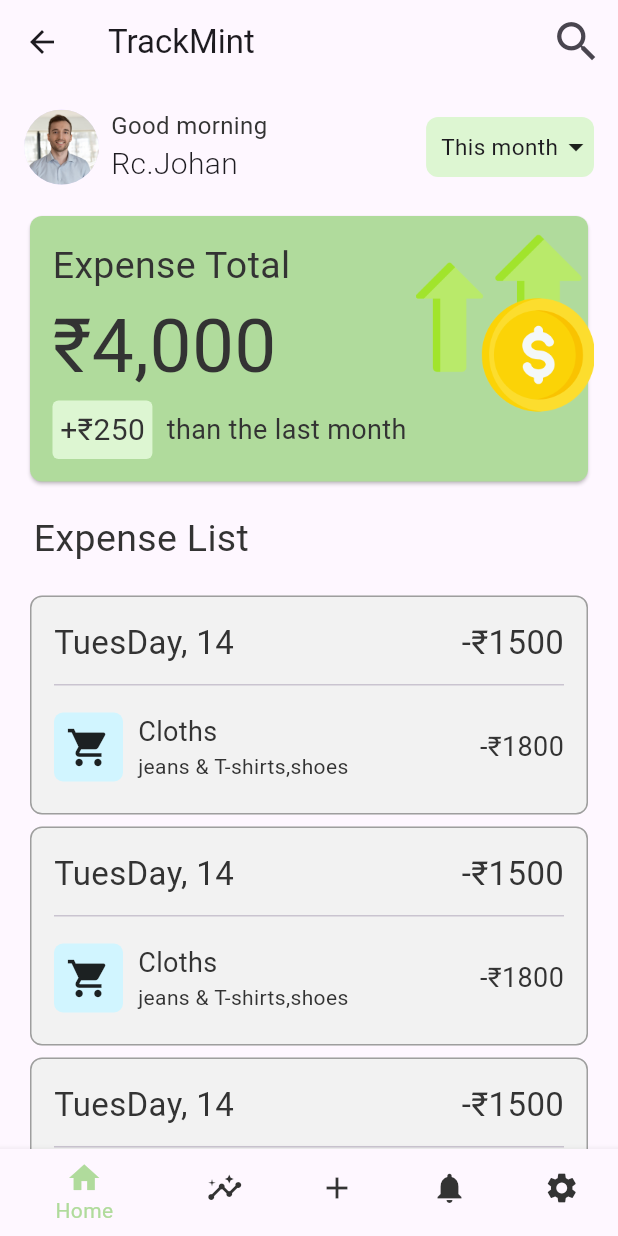
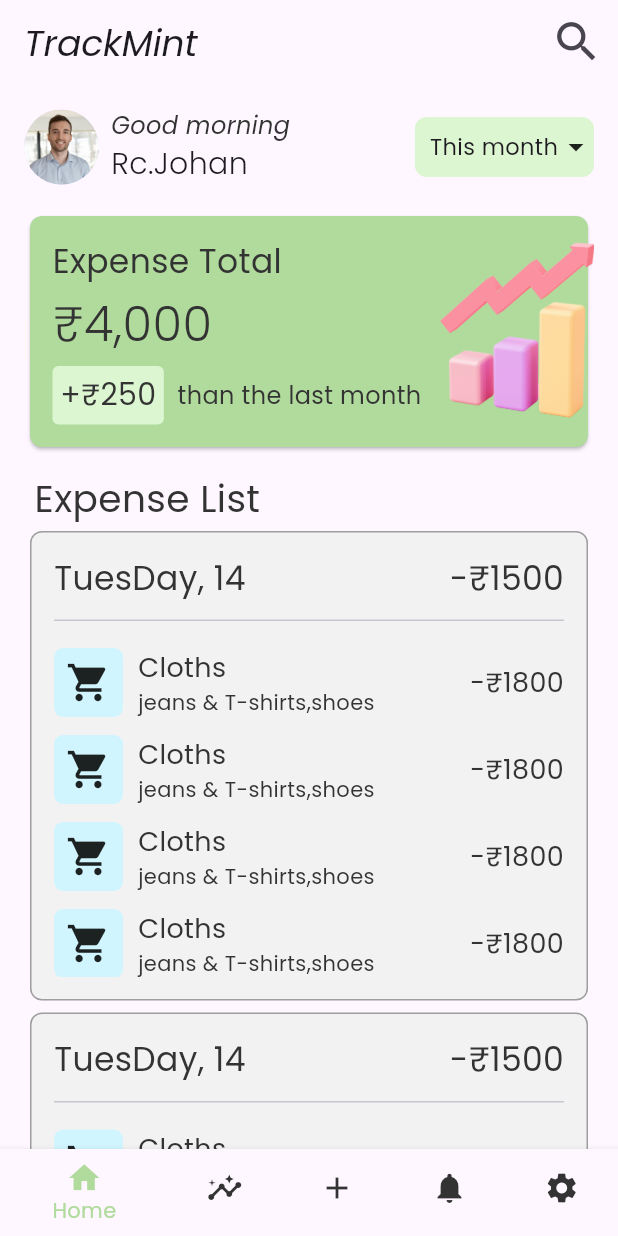
Before and after one commit to bharat-io/expense-tracker-app, a Flutter app: the screen it shows after launch, after a tap on "Login", on a phone screen of 412 x 824 dp. Run offline on Flutter 3.47's test engine with Material 3 defaults, Android fonts, the phone set to English and light mode, and no system bars; our stand-ins replace sqflite; accounts and stored records are empty.

Commit message:
font fixed

```diff
--- a/lib/main.dart
+++ b/lib/main.dart
@@ -1,5 +1,5 @@
 import 'package:flutter/material.dart';
-import 'package:trackmint/ui/screens/splash_screen.dart';
+
 import 'package:trackmint/utill/app_routes.dart';
 
 void main() {
@@ -14,10 +14,11 @@ class MyApp extends StatelessWidget {
     return MaterialApp(
       title: 'Flutter Demo',
       theme: ThemeData(
+        fontFamily: "Poppins",
         useMaterial3: true,
       ),
       initialRoute: AppRoutes.SPLASHSCREEN,
       routes: AppRoutes.routes,
-        home: SplashScreen());
+    );
   }
 }
--- a/lib/ui/screens/expense_screen.dart
+++ b/lib/ui/screens/expense_screen.dart
@@ -14,7 +14,14 @@ class _ExpenseScreenState extends State<ExpenseScreen> {
     return Scaffold(
       appBar: AppBar(
         backgroundColor: Colors.transparent,
-        title: Text("TrackMint"),
+        title: Text(
+          "TrackMint",
+          style: TextStyle(
+            fontWeight: FontWeight.w300,
+            fontStyle: FontStyle.italic,
+            fontSize: 24,
+          ),
+        ),
         actions: [
           Padding(
             padding: EdgeInsets.only(right: 10),
@@ -39,16 +46,13 @@ class _ExpenseScreenState extends State<ExpenseScreen> {
             SizedBox(
               height: 16,
             ),
-            _buildTotalExpenseCard(),
+            _buildTotalExpenseCard(totalExpenseAmount: "₹4,000"),
             SizedBox(
-              height: 16,
+              height: 12,
             ),
             Text(
               " Expense List",
               style: TextStyle(fontSize: 25, color: Color(0xFF333333)),
-            ),
-            SizedBox(
-              height: 16,
             ),
             Expanded(
                 child: ListView.builder(
@@ -82,7 +86,11 @@ class _ExpenseScreenState extends State<ExpenseScreen> {
         SizedBox(width: 8),
         Column(crossAxisAlignment: CrossAxisAlignment.start, children: [
           Text(greetingText,
-              style: TextStyle(fontSize: 16, color: Color(0xFF333333))),
+              style: TextStyle(
+                  fontSize: 16,
+                  fontStyle: FontStyle.italic,
+                  fontWeight: FontWeight.w100,
+                  color: Color(0xFF333333))),
           Text(userName,
               style: TextStyle(fontSize: 20, fontWeight: FontWeight.w300))
         ]),
@@ -109,7 +117,7 @@ class _ExpenseScreenState extends State<ExpenseScreen> {
     );
   }
 
-  Widget _buildTotalExpenseCard() {
+  Widget _buildTotalExpenseCard({required String totalExpenseAmount}) {
     return Stack(
       children: [
         Card(
@@ -124,13 +132,21 @@ class _ExpenseScreenState extends State<ExpenseScreen> {
                   children: [
                     Text(
                       "Expense Total",
-                      style: TextStyle(fontSize: 25, color: Color(0xFF333333)),
+                      style: TextStyle(fontSize: 22, color: Color(0xFF333333)),
                       // color: Color(0xFF333333)
                       // Color(0xFF2F5D50)
                     ),
-                    Text("₹4,000",
-                        style:
-                            TextStyle(fontSize: 50, color: Color(0xFF333333))),
+                    SizedBox(
+                      height: 3,
+                    ),
+                    Text(totalExpenseAmount,
+                        style: TextStyle(
+                            fontWeight: FontWeight.w100,
+                            fontSize: 32,
+                            color: Color(0xFF333333))),
+                    SizedBox(
+                      height: 5,
+                    ),
                     Row(
                       children: [
                         Container(
@@ -145,7 +161,7 @@ class _ExpenseScreenState extends State<ExpenseScreen> {
                             )),
                         Text("  than the last month",
                             style: TextStyle(
-                                fontSize: 18, color: Color(0xFF333333))),
+                                fontSize: 16, color: Color(0xFF333333))),
                       ],
                     )
                   ],
@@ -155,9 +171,9 @@ class _ExpenseScreenState extends State<ExpenseScreen> {
           ),
         ),
         Positioned(
-            top: 15,
-            right: -1,
-            child: Image.asset("assets/images/money_logo.png", height: 120))
+            top: 20,
+            right: -14,
+            child: Image.asset("assets/images/graph.png", height: 122))
       ],
     );
   }
--- a/lib/ui/screens/login_screen.dart
+++ b/lib/ui/screens/login_screen.dart
@@ -1,7 +1,5 @@
 import 'package:flutter/material.dart';
-
-import 'package:trackmint/ui/screens/home_screen.dart';
-import 'package:trackmint/ui/screens/signUp_screen.dart';
+import 'package:trackmint/utill/app_routes.dart';
 
 class LoginScreen extends StatelessWidget {
   const LoginScreen({super.key});
@@ -67,9 +65,9 @@ class LoginScreen extends StatelessWidget {
           child: ElevatedButton(
             onPressed: () {
               //login logic here..
-
-              Navigator.of(context)
-                  .push(MaterialPageRoute(builder: (context) => HomeScreen()));
+              Navigator.pushReplacementNamed(context, AppRoutes.HOME_SCREEN);
+              // Navigator.of(context)
+              //     .push(MaterialPageRoute(builder: (context) => HomeScreen()));
             },
             style: ElevatedButton.styleFrom(
               backgroundColor: Color(0xFFB0DB9C),
@@ -91,8 +89,7 @@ class LoginScreen extends StatelessWidget {
             Text("Don't have an account? "),
             InkWell(
               onTap: () {
-                Navigator.of(context).push(
-                    MaterialPageRoute(builder: (context) => SignUpScreen()));
+                Navigator.pushReplacementNamed(context, AppRoutes.SIGNUPSCREEN);
               },
               child: Text(
                 "Sign Up",
--- a/lib/ui/screens/signUp_screen.dart
+++ b/lib/ui/screens/signUp_screen.dart
@@ -1,5 +1,6 @@
 import 'package:flutter/material.dart';
 import 'package:trackmint/ui/screens/login_screen.dart';
+import 'package:trackmint/utill/app_routes.dart';
 
 class SignUpScreen extends StatelessWidget {
   const SignUpScreen({super.key});
@@ -77,6 +78,8 @@ class SignUpScreen extends StatelessWidget {
           child: ElevatedButton(
             onPressed: () {
               // signUp logic
+
+              Navigator.pushReplacementNamed(context, AppRoutes.LOGINSCREEN);
             },
             style: ElevatedButton.styleFrom(
               backgroundColor: Color(0xFFB0DB9C),
@@ -98,8 +101,7 @@ class SignUpScreen extends StatelessWidget {
             Text("Already have an account? "),
             InkWell(
               onTap: () {
-                Navigator.of(context).push(
-                    MaterialPageRoute(builder: (context) => LoginScreen()));
+                Navigator.pushReplacementNamed(context, AppRoutes.LOGINSCREEN);
               },
               child: Text(
                 "Login",
--- a/lib/ui/widgets/expense_list.dart
+++ b/lib/ui/widgets/expense_list.dart
@@ -45,13 +45,19 @@ class ExpenseListCard extends StatelessWidget {
             ),
 
             const Divider(height: 25),
-            _buildExpensesItem(
-              context,
-              icon: shoppingIcons,
-              iconBgColor: Color(0xFFD1F5FF),
-              category: categoryText,
-              description: descriptionText,
-              amount: price,
+            SizedBox(
+              width: double.infinity,
+              height: 225,
+              child: ListView.builder(
+                  itemCount: 5,
+                  itemBuilder: (context, index) {
+                    return _buildExpensesItem(context,
+                        icon: shoppingIcons,
+                        iconBgColor: Color(0xFFD1F5FF),
+                        category: categoryText,
+                        description: descriptionText,
+                        amount: price);
+                  }),
             ),
 
             // _buildExpensesItem(
--- a/lib/utill/app_routes.dart
+++ b/lib/utill/app_routes.dart
@@ -1,13 +1,22 @@
 import 'package:flutter/material.dart';
+import 'package:trackmint/ui/screens/expense_screen.dart';
+import 'package:trackmint/ui/screens/home_screen.dart';
+import 'package:trackmint/ui/screens/login_screen.dart';
+import 'package:trackmint/ui/screens/signUp_screen.dart';
 import 'package:trackmint/ui/screens/splash_screen.dart';
 
 class AppRoutes {
-  static const String SPLASHSCREEN = "/splash";
+  static const String SPLASHSCREEN = "/splashScreen";
+  static const String HOME_SCREEN = "/homeScreen";
   static const String SIGNUPSCREEN = "/signUpScreen";
   static const String LOGINSCREEN = "/loginScreen";
   static const String EXPENSESCREEN = "/expenseScreen";
 
   static Map<String, Widget Function(BuildContext)> routes = {
-    SPLASHSCREEN: (context) => SplashScreen()
+    SPLASHSCREEN: (context) => SplashScreen(),
+    HOME_SCREEN: (context) => HomeScreen(),
+    SIGNUPSCREEN: (context) => SignUpScreen(),
+    LOGINSCREEN: (context) => LoginScreen(),
+    EXPENSESCREEN: (context) => ExpenseScreen(),
   };
 }
```
Also changed, not shown: pubspec.yaml (+20 -12 lines), assets/fonts/Poppins-Bold.ttf (added), assets/fonts/Poppins-Italic.ttf (added), assets/fonts/Poppins-Light.ttf (added), assets/fonts/Poppins-Medium.ttf (added), assets/images/graph.png (added), assets/images/graph_image.png (added). Lines whose indentation alone changed are shown as unchanged.
